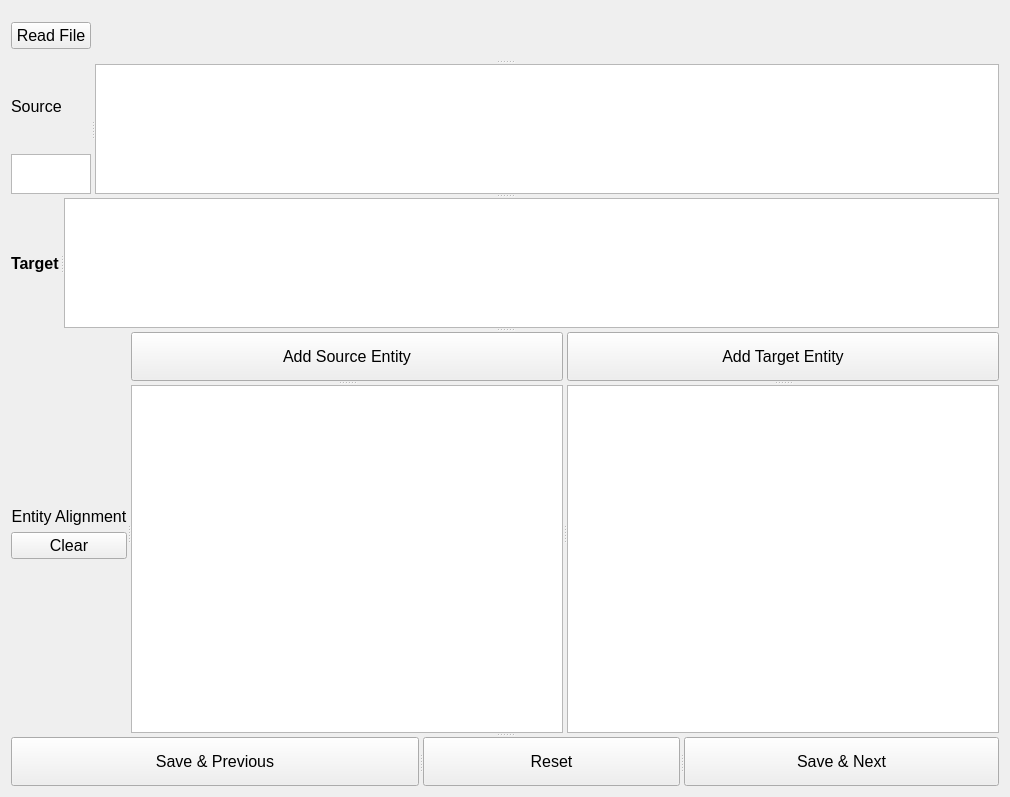
kleag/annotate_translation, file annotation.ui: the form before one commit.
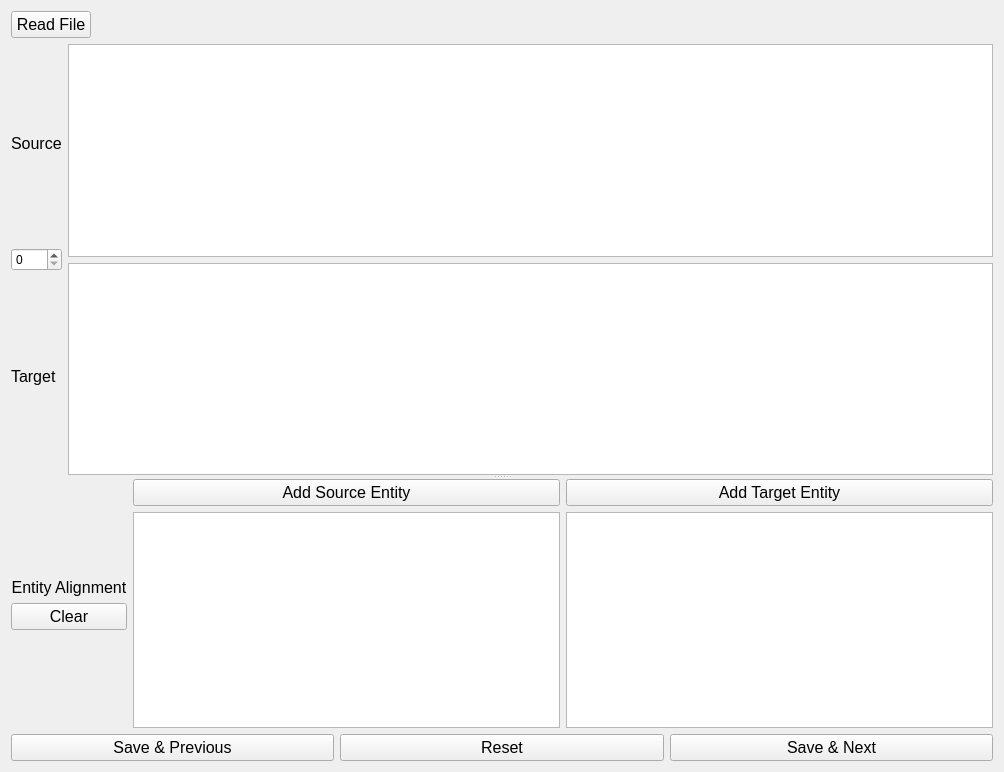
The form after the commit.

Commit message: Use spinbox and layout rework

```diff
--- a/annotation.ui
+++ b/annotation.ui
@@ -6,20 +6,15 @@
    <rect>
     <x>0</x>
     <y>0</y>
-    <width>1010</width>
-    <height>797</height>
+    <width>1004</width>
+    <height>772</height>
    </rect>
   </property>
   <property name="windowTitle">
    <string>Form</string>
   </property>
-  <layout class="QVBoxLayout" name="verticalLayout_2">
+  <layout class="QVBoxLayout" name="verticalLayout_6">
    <item>
-    <widget class="QSplitter" name="splitter_10">
-     <property name="orientation">
-      <enum>Qt::Vertical</enum>
-     </property>
-     <widget class="QWidget" name="layoutWidget">
       <layout class="QHBoxLayout" name="horizontalLayout">
        <item>
         <widget class="QPushButton" name="read">
@@ -48,15 +43,24 @@
         </spacer>
        </item>
       </layout>
-     </widget>
-     <widget class="QSplitter" name="splitter_7">
+   </item>
+   <item>
+    <widget class="QSplitter" name="splitter_2">
       <property name="orientation">
-       <enum>Qt::Horizontal</enum>
+      <enum>Qt::Vertical</enum>
       </property>
       <widget class="QWidget" name="layoutWidget">
-       <layout class="QVBoxLayout" name="verticalLayout">
+      <layout class="QHBoxLayout" name="horizontalLayout_3">
+       <item>
+        <layout class="QVBoxLayout" name="verticalLayout_5">
         <item>
          <widget class="QLabel" name="label">
+           <property name="sizePolicy">
+            <sizepolicy hsizetype="Preferred" vsizetype="Expanding">
+             <horstretch>0</horstretch>
+             <verstretch>0</verstretch>
+            </sizepolicy>
+           </property>
           <property name="font">
            <font>
             <family>Arial</family>
@@ -69,92 +73,88 @@
          </widget>
         </item>
         <item>
-         <widget class="QTextBrowser" name="id">
+          <widget class="QSpinBox" name="id"/>
+           <property name="sizePolicy">
+            <sizepolicy hsizetype="Expanding" vsizetype="Preferred">
+             <horstretch>0</horstretch>
+             <verstretch>0</verstretch>
+            </sizepolicy>
+           </property>
           <property name="maximumSize">
            <size>
             <width>80</width>
             <height>40</height>
            </size>
           </property>
-         </widget>
-        </item>
-       </layout>
-      </widget>
-      <widget class="QTextBrowser" name="source">
-       <property name="sizePolicy">
-        <sizepolicy hsizetype="Expanding" vsizetype="Expanding">
-         <horstretch>2</horstretch>
-         <verstretch>0</verstretch>
-        </sizepolicy>
-       </property>
-       <property name="minimumSize">
-        <size>
-         <width>900</width>
-         <height>130</height>
-        </size>
-       </property>
-       <property name="maximumSize">
-        <size>
-         <width>16777215</width>
-         <height>80</height>
-        </size>
-       </property>
-       <property name="font">
-        <font>
-         <family>Arial</family>
-         <pointsize>14</pointsize>
-        </font>
-       </property>
-      </widget>
-     </widget>
-     <widget class="QSplitter" name="splitter_8">
-      <property name="orientation">
-       <enum>Qt::Horizontal</enum>
-      </property>
+         </item>
+         <item>
       <widget class="QLabel" name="label_2">
+           <property name="sizePolicy">
+            <sizepolicy hsizetype="Preferred" vsizetype="Expanding">
+             <horstretch>0</horstretch>
+             <verstretch>0</verstretch>
+            </sizepolicy>
+           </property>
        <property name="font">
         <font>
          <pointsize>12</pointsize>
-         <weight>75</weight>
-         <bold>true</bold>
+             <weight>50</weight>
+             <bold>false</bold>
         </font>
        </property>
        <property name="text">
         <string>Target</string>
        </property>
       </widget>
+         </item>
+        </layout>
+       </item>
+       <item>
+        <layout class="QVBoxLayout" name="verticalLayout_3">
+         <item>
+          <widget class="QTextBrowser" name="source">
+           <property name="sizePolicy">
+            <sizepolicy hsizetype="Expanding" vsizetype="Expanding">
+             <horstretch>2</horstretch>
+             <verstretch>0</verstretch>
+            </sizepolicy>
+           </property>
+           <property name="minimumSize">
+            <size>
+             <width>900</width>
+             <height>130</height>
+            </size>
+           </property>
+           <property name="maximumSize">
+            <size>
+             <width>16777214</width>
+             <height>16777215</height>
+            </size>
+           </property>
+           <property name="font">
+            <font>
+             <family>Arial</family>
+             <pointsize>14</pointsize>
+            </font>
+           </property>
+          </widget>
+         </item>
+         <item>
       <widget class="QTextEdit" name="target">
-       <property name="sizePolicy">
-        <sizepolicy hsizetype="Expanding" vsizetype="Expanding">
-         <horstretch>2</horstretch>
-         <verstretch>0</verstretch>
-        </sizepolicy>
-       </property>
-       <property name="minimumSize">
-        <size>
-         <width>900</width>
-         <height>130</height>
-        </size>
-       </property>
-       <property name="maximumSize">
-        <size>
-         <width>16777215</width>
-         <height>80</height>
-        </size>
-       </property>
        <property name="font">
         <font>
-         <family>Arial</family>
          <pointsize>14</pointsize>
         </font>
        </property>
       </widget>
+         </item>
+        </layout>
+       </item>
+      </layout>
      </widget>
-     <widget class="QSplitter" name="splitter_9">
-      <property name="orientation">
-       <enum>Qt::Horizontal</enum>
-      </property>
       <widget class="QWidget" name="layoutWidget">
+      <layout class="QHBoxLayout" name="horizontalLayout_2">
+       <item>
        <layout class="QVBoxLayout" name="verticalLayout_4">
         <item>
          <spacer name="verticalSpacer_2">
@@ -171,6 +171,12 @@
         </item>
         <item>
          <widget class="QLabel" name="label_3">
+           <property name="sizePolicy">
+            <sizepolicy hsizetype="Preferred" vsizetype="Preferred">
+             <horstretch>0</horstretch>
+             <verstretch>0</verstretch>
+            </sizepolicy>
+           </property>
           <property name="font">
            <font>
             <family>Arial</family>
@@ -187,6 +193,12 @@
         </item>
         <item>
          <widget class="QPushButton" name="clear">
+           <property name="sizePolicy">
+            <sizepolicy hsizetype="Preferred" vsizetype="Preferred">
+             <horstretch>0</horstretch>
+             <verstretch>0</verstretch>
+            </sizepolicy>
+           </property>
           <property name="maximumSize">
            <size>
             <width>130</width>
@@ -218,28 +230,13 @@
          </spacer>
         </item>
        </layout>
-      </widget>
-      <widget class="QSplitter" name="splitter_6">
-       <property name="sizePolicy">
-        <sizepolicy hsizetype="Expanding" vsizetype="Preferred">
-         <horstretch>2</horstretch>
-         <verstretch>0</verstretch>
-        </sizepolicy>
-       </property>
-       <property name="orientation">
-        <enum>Qt::Horizontal</enum>
-       </property>
-       <widget class="QSplitter" name="splitter_3">
-        <property name="orientation">
-         <enum>Qt::Vertical</enum>
-        </property>
-        <widget class="QSplitter" name="splitter_2">
-         <property name="orientation">
-          <enum>Qt::Horizontal</enum>
-         </property>
+       </item>
+       <item>
+        <layout class="QVBoxLayout" name="verticalLayout_2">
+         <item>
          <widget class="QPushButton" name="add_source">
           <property name="sizePolicy">
-           <sizepolicy hsizetype="Minimum" vsizetype="Maximum">
+            <sizepolicy hsizetype="MinimumExpanding" vsizetype="Maximum">
             <horstretch>0</horstretch>
             <verstretch>0</verstretch>
            </sizepolicy>
@@ -260,27 +257,24 @@
            <string>Add Source Entity</string>
           </property>
          </widget>
-        </widget>
-        <widget class="QTextBrowser" name="source_entity">
+         </item>
+         <item>
+          <widget class="QListWidget" name="source_entity">
          <property name="font">
           <font>
-           <family>Arial</family>
            <pointsize>14</pointsize>
           </font>
          </property>
         </widget>
-       </widget>
-       <widget class="QSplitter" name="splitter_5">
-        <property name="orientation">
-         <enum>Qt::Vertical</enum>
-        </property>
-        <widget class="QSplitter" name="splitter_4">
-         <property name="orientation">
-          <enum>Qt::Horizontal</enum>
-         </property>
+         </item>
+        </layout>
+       </item>
+       <item>
+        <layout class="QVBoxLayout" name="verticalLayout">
+         <item>
          <widget class="QPushButton" name="add_target">
           <property name="sizePolicy">
-           <sizepolicy hsizetype="Minimum" vsizetype="Maximum">
+            <sizepolicy hsizetype="MinimumExpanding" vsizetype="Maximum">
             <horstretch>0</horstretch>
             <verstretch>0</verstretch>
            </sizepolicy>
@@ -301,8 +295,9 @@
            <string>Add Target Entity</string>
           </property>
          </widget>
-        </widget>
-        <widget class="QTextBrowser" name="target_entity">
+         </item>
+         <item>
+          <widget class="QListWidget" name="target_entity">
          <property name="font">
           <font>
            <family>Arial</family>
@@ -310,14 +305,23 @@
           </font>
          </property>
         </widget>
-       </widget>
-      </widget>
-     </widget>
-     <widget class="QSplitter" name="splitter">
-      <property name="orientation">
-       <enum>Qt::Horizontal</enum>
-      </property>
+         </item>
+        </layout>
+       </item>
+      </layout>
+     </widget>
+    </widget>
+   </item>
+   <item>
+    <layout class="QHBoxLayout" name="horizontalLayout_4">
+     <item>
       <widget class="QPushButton" name="previous">
+       <property name="sizePolicy">
+        <sizepolicy hsizetype="MinimumExpanding" vsizetype="Fixed">
+         <horstretch>0</horstretch>
+         <verstretch>0</verstretch>
+        </sizepolicy>
+       </property>
        <property name="maximumSize">
         <size>
          <width>16777215</width>
@@ -334,7 +338,15 @@
         <string>Save &amp;&amp; Previous</string>
        </property>
       </widget>
+     </item>
+     <item>
       <widget class="QPushButton" name="reset">
+       <property name="sizePolicy">
+        <sizepolicy hsizetype="MinimumExpanding" vsizetype="Fixed">
+         <horstretch>0</horstretch>
+         <verstretch>0</verstretch>
+        </sizepolicy>
+       </property>
        <property name="font">
         <font>
          <family>Arial</family>
@@ -345,7 +357,15 @@
         <string>Reset</string>
        </property>
       </widget>
+     </item>
+     <item>
       <widget class="QPushButton" name="next">
+       <property name="sizePolicy">
+        <sizepolicy hsizetype="MinimumExpanding" vsizetype="Fixed">
+         <horstretch>0</horstretch>
+         <verstretch>0</verstretch>
+        </sizepolicy>
+       </property>
        <property name="font">
         <font>
          <family>Arial</family>
@@ -356,8 +376,8 @@
         <string>Save &amp;&amp; Next</string>
        </property>
       </widget>
-     </widget>
-    </widget>
+     </item>
+    </layout>
    </item>
   </layout>
  </widget>
```
Lines whose indentation alone changed are shown as unchanged. The commit also changes 1 other file.
